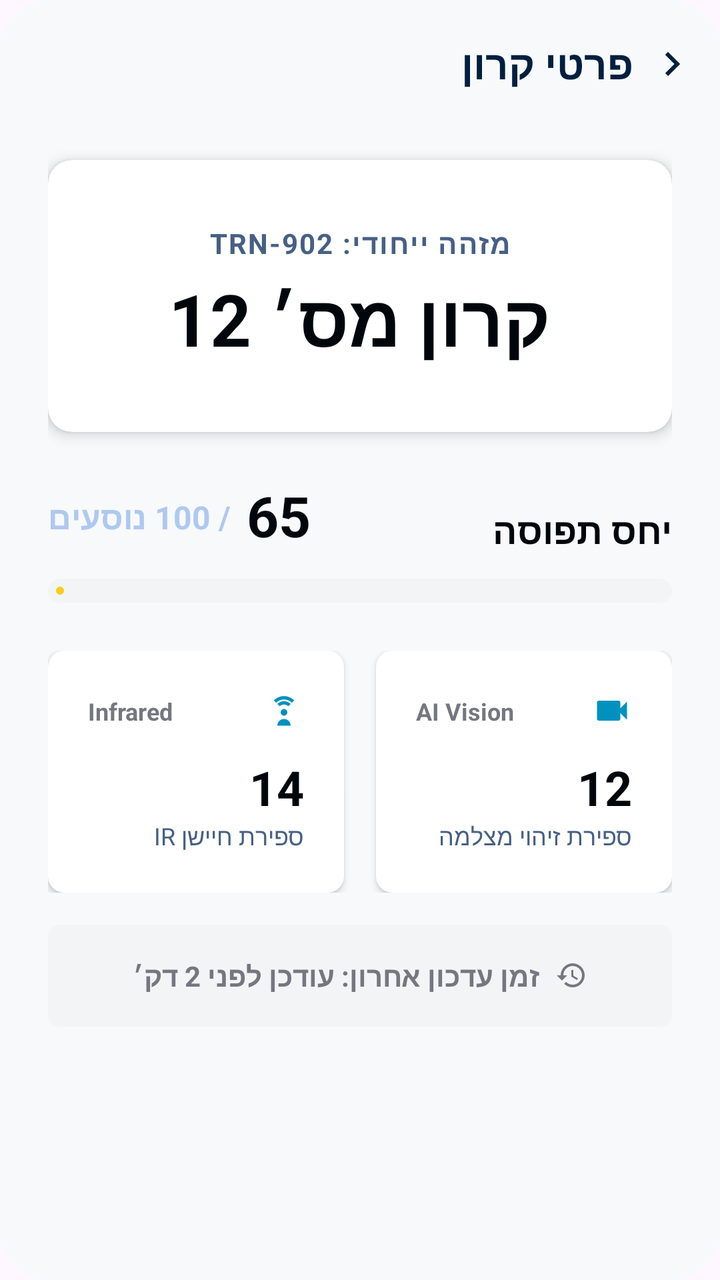
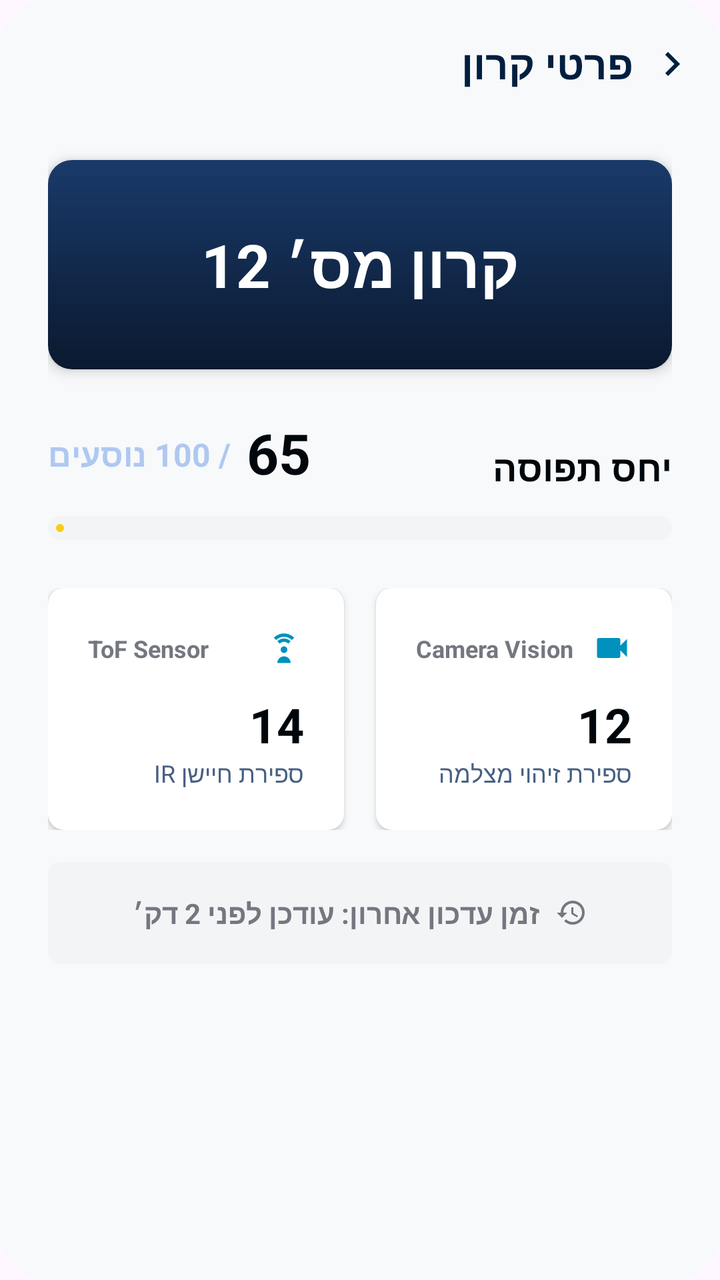

Compare the two renders of this Android layout. The source of the first and the diff that turns it into the second are given below.
<!-- AndroidManifest.xml: application theme Theme.Load_monitoring -->
<!-- res/layout/dialog_carriage_details.xml -->
<?xml version="1.0" encoding="utf-8"?>
<com.google.android.material.card.MaterialCardView xmlns:android="http://schemas.android.com/apk/res/android"
        xmlns:app="http://schemas.android.com/apk/res-auto"
        android:layout_width="match_parent"
        android:layout_height="wrap_content"
        android:layout_margin="16dp"
        android:layoutDirection="rtl"
        app:cardBackgroundColor="#F7F9FB"
        app:cardCornerRadius="24dp"
        app:cardElevation="0dp"
        app:strokeWidth="0dp">

    <LinearLayout
            android:layout_width="match_parent"
            android:layout_height="wrap_content"
            android:orientation="vertical"
            android:paddingBottom="24dp">

        <androidx.constraintlayout.widget.ConstraintLayout
                android:layout_width="match_parent"
                android:layout_height="64dp"
                android:paddingHorizontal="12dp">

            <ImageButton
                    android:id="@+id/btnBackDialog"
                    android:layout_width="wrap_content"
                    android:layout_height="48dp"
                    android:background="?attr/selectableItemBackgroundBorderless"
                    android:src="@drawable/ic_chevron_right"
                    app:layout_constraintBottom_toBottomOf="parent"
                    app:layout_constraintStart_toStartOf="parent"
                    app:layout_constraintTop_toTopOf="parent"
                    app:tint="#001F3F" />

            <TextView
                    android:layout_width="wrap_content"
                    android:layout_height="wrap_content"
                    android:layout_marginStart="8dp"
                    android:text="פרטי קרון"
                    android:textColor="#001F3F"
                    android:textSize="20sp"
                    android:textStyle="bold"
                    app:layout_constraintBottom_toBottomOf="parent"
                    app:layout_constraintStart_toEndOf="@id/btnBackDialog"
                    app:layout_constraintTop_toTopOf="parent" />


        </androidx.constraintlayout.widget.ConstraintLayout>

        <LinearLayout
                android:layout_width="match_parent"
                android:layout_height="wrap_content"
                android:orientation="vertical"
                android:paddingHorizontal="24dp">

            <com.google.android.material.card.MaterialCardView
                    android:layout_width="match_parent"
                    android:layout_height="wrap_content"
                    android:layout_marginTop="16dp"
                    app:cardBackgroundColor="#FFFFFF"
                    app:cardCornerRadius="12dp"
                    app:cardElevation="4dp"
                    app:strokeWidth="0dp">

                <androidx.constraintlayout.widget.ConstraintLayout
                        android:layout_width="match_parent"
                        android:layout_height="wrap_content"
                        android:padding="32dp">


                    <LinearLayout
                            android:layout_width="match_parent"
                            android:layout_height="wrap_content"
                            android:gravity="center"
                            android:orientation="vertical"
                            app:layout_constraintBottom_toBottomOf="parent"
                            app:layout_constraintTop_toTopOf="parent">

                        <TextView
                                android:id="@+id/tvDialogCarriageId"
                                android:layout_width="wrap_content"
                                android:layout_height="wrap_content"
                                android:layout_marginBottom="4dp"
                                android:letterSpacing="0.05"
                                android:text="מזהה ייחודי: TRN-902"
                                android:textColor="#476083"
                                android:textSize="14sp"
                                android:textStyle="bold" />

                        <TextView
                                android:id="@+id/tvDialogCarriageNumber"
                                android:layout_width="wrap_content"
                                android:layout_height="wrap_content"
                                android:text="קרון מס׳ 12"
                                android:textColor="#00070C"
                                android:textSize="36sp"
                                android:textStyle="bold" />
                    </LinearLayout>

                </androidx.constraintlayout.widget.ConstraintLayout>
            </com.google.android.material.card.MaterialCardView>

            <LinearLayout
                    android:layout_width="match_parent"
                    android:layout_height="wrap_content"
                    android:layout_marginTop="24dp"
                    android:orientation="vertical">

                <androidx.constraintlayout.widget.ConstraintLayout
                        android:layout_width="match_parent"
                        android:layout_height="wrap_content"
                        android:layout_marginBottom="12dp">

                    <TextView
                            android:layout_width="wrap_content"
                            android:layout_height="wrap_content"
                            android:text="יחס תפוסה"
                            android:textColor="#00070C"
                            android:textSize="18sp"
                            android:textStyle="bold"
                            app:layout_constraintBottom_toBottomOf="parent"
                            app:layout_constraintStart_toStartOf="parent" />

                    <LinearLayout
                            android:layout_width="wrap_content"
                            android:layout_height="wrap_content"
                            android:gravity="bottom"
                            android:orientation="horizontal"
                            app:layout_constraintBottom_toBottomOf="parent"
                            app:layout_constraintEnd_toEndOf="parent">

                        <TextView
                                android:id="@+id/tvDialogOccupancyCurrent"
                                android:layout_width="wrap_content"
                                android:layout_height="wrap_content"
                                android:text="65"
                                android:textColor="#00070C"
                                android:textSize="28sp"
                                android:textStyle="bold" />

                        <TextView
                                android:id="@+id/tvDialogOccupancyMax"
                                android:layout_width="wrap_content"
                                android:layout_height="wrap_content"
                                android:layout_marginStart="4dp"
                                android:layout_marginBottom="4dp"
                                android:text=" / 100 נוסעים"
                                android:textColor="#AFC8F0"
                                android:textSize="16sp"
                                android:textStyle="bold" />
                    </LinearLayout>
                </androidx.constraintlayout.widget.ConstraintLayout>

                <com.google.android.material.progressindicator.LinearProgressIndicator
                        android:id="@+id/progressOccupancy"
                        android:layout_width="match_parent"
                        android:layout_height="wrap_content"
                        android:progress="65"
                        app:indicatorColor="#FACC15"
                        app:trackColor="#F2F4F6"
                        app:trackCornerRadius="6dp"
                        app:trackThickness="12dp" />

            </LinearLayout>

            <LinearLayout
                    android:layout_width="match_parent"
                    android:layout_height="wrap_content"
                    android:layout_marginTop="24dp"
                    android:baselineAligned="false"
                    android:orientation="horizontal">

                <com.google.android.material.card.MaterialCardView
                        android:layout_width="0dp"
                        android:layout_height="wrap_content"
                        android:layout_marginEnd="8dp"
                        android:layout_weight="1"
                        app:cardBackgroundColor="#FFFFFF"
                        app:cardCornerRadius="8dp"
                        app:cardElevation="2dp"
                        app:strokeWidth="0dp">

                    <LinearLayout
                            android:layout_width="match_parent"
                            android:layout_height="wrap_content"
                            android:orientation="vertical"
                            android:padding="20dp">

                        <androidx.constraintlayout.widget.ConstraintLayout
                                android:layout_width="match_parent"
                                android:layout_height="wrap_content"
                                android:layout_marginBottom="12dp">

                            <ImageView
                                    android:layout_width="20dp"
                                    android:layout_height="20dp"
                                    android:src="@drawable/ic_videocam"
                                    app:layout_constraintStart_toStartOf="parent"
                                    app:layout_constraintTop_toTopOf="parent"
                                    app:tint="#0091BE" />

                            <TextView
                                    android:layout_width="wrap_content"
                                    android:layout_height="wrap_content"
                                    android:text="AI Vision"
                                    android:textColor="#74777F"
                                    android:textSize="12sp"
                                    android:textStyle="bold"
                                    app:layout_constraintBottom_toBottomOf="parent"
                                    app:layout_constraintEnd_toEndOf="parent"
                                    app:layout_constraintTop_toTopOf="parent" />
                        </androidx.constraintlayout.widget.ConstraintLayout>

                        <TextView
                                android:layout_width="wrap_content"
                                android:layout_height="wrap_content"
                                android:text="12"
                                android:textColor="#00070C"
                                android:textSize="24sp"
                                android:textStyle="bold" />

                        <TextView
                                android:layout_width="wrap_content"
                                android:layout_height="wrap_content"
                                android:text="ספירת זיהוי מצלמה"
                                android:textColor="#476083"
                                android:textSize="12sp" />
                    </LinearLayout>
                </com.google.android.material.card.MaterialCardView>

                <com.google.android.material.card.MaterialCardView
                        android:layout_width="0dp"
                        android:layout_height="wrap_content"
                        android:layout_marginStart="8dp"
                        android:layout_weight="1"
                        app:cardBackgroundColor="#FFFFFF"
                        app:cardCornerRadius="8dp"
                        app:cardElevation="2dp"
                        app:strokeWidth="0dp">

                    <LinearLayout
                            android:layout_width="match_parent"
                            android:layout_height="wrap_content"
                            android:orientation="vertical"
                            android:padding="20dp">

                        <androidx.constraintlayout.widget.ConstraintLayout
                                android:layout_width="match_parent"
                                android:layout_height="wrap_content"
                                android:layout_marginBottom="12dp">

                            <ImageView
                                    android:layout_width="20dp"
                                    android:layout_height="20dp"
                                    android:src="@drawable/ic_sensors"
                                    app:layout_constraintStart_toStartOf="parent"
                                    app:layout_constraintTop_toTopOf="parent"
                                    app:tint="#0091BE" />

                            <TextView
                                    android:layout_width="wrap_content"
                                    android:layout_height="wrap_content"
                                    android:text="Infrared"
                                    android:textColor="#74777F"
                                    android:textSize="12sp"
                                    android:textStyle="bold"
                                    app:layout_constraintBottom_toBottomOf="parent"
                                    app:layout_constraintEnd_toEndOf="parent"
                                    app:layout_constraintTop_toTopOf="parent" />
                        </androidx.constraintlayout.widget.ConstraintLayout>

                        <TextView
                                android:layout_width="wrap_content"
                                android:layout_height="wrap_content"
                                android:text="14"
                                android:textColor="#00070C"
                                android:textSize="24sp"
                                android:textStyle="bold" />

                        <TextView
                                android:layout_width="wrap_content"
                                android:layout_height="wrap_content"
                                android:text="ספירת חיישן IR"
                                android:textColor="#476083"
                                android:textSize="12sp" />
                    </LinearLayout>
                </com.google.android.material.card.MaterialCardView>
            </LinearLayout>

            <com.google.android.material.card.MaterialCardView
                    android:layout_width="match_parent"
                    android:layout_height="wrap_content"
                    android:layout_marginTop="16dp"
                    app:cardBackgroundColor="#F2F4F6"
                    app:cardCornerRadius="6dp"
                    app:cardElevation="0dp"
                    app:strokeWidth="0dp">

                <LinearLayout
                        android:layout_width="match_parent"
                        android:layout_height="wrap_content"
                        android:gravity="center"
                        android:orientation="horizontal"
                        android:padding="16dp">

                    <ImageView
                            android:layout_width="16dp"
                            android:layout_height="16dp"
                            android:layout_marginEnd="8dp"
                            android:src="@drawable/ic_history"
                            app:tint="#74777F" />

                    <TextView
                            android:id="@+id/tvDialogLastUpdate"
                            android:layout_width="wrap_content"
                            android:layout_height="wrap_content"
                            android:text="זמן עדכון אחרון: עודכן לפני 2 דק׳"
                            android:textColor="#74777F"
                            android:textSize="14sp"
                            android:textStyle="bold" />
                </LinearLayout>
            </com.google.android.material.card.MaterialCardView>

        </LinearLayout>
    </LinearLayout>
</com.google.android.material.card.MaterialCardView>
<!-- resources referenced by this layout -->
<resources>
  <!-- drawable ic_chevron_right (drawable) -->
  <vector xmlns:android="http://schemas.android.com/apk/res/android"
      android:width="24dp"
      android:height="24dp"
      android:viewportWidth="24"
      android:viewportHeight="24">
      <path
          android:fillColor="#FF000000"
          android:pathData="M10,6L8.59,7.41L13.17,12L8.59,16.59L10,18L16,12L10,6Z" />
  </vector>
  <!-- drawable ic_history (drawable) -->
  <vector xmlns:android="http://schemas.android.com/apk/res/android"
          android:width="24dp"
          android:height="24dp"
          android:viewportWidth="24"
          android:viewportHeight="24"
          android:tint="@android:color/white">
      <path
              android:fillColor="@android:color/white"
              android:pathData="M13,3c-4.97,0 -9,4.03 -9,9H1l3.89,3.89 0.07,0.14L9,12H6c0,-3.87 3.13,-7 7,-7s7,3.13 7,7 -3.13,7 -7,7c-1.93,0 -3.68,-0.79 -4.94,-2.06l-1.42,1.42C8.27,19.99 10.51,21 13,21c4.97,0 9,-4.03 9,-9s-4.03,-9 -9,-9zm-1,5v5l4.28,2.54 0.72,-1.21 -3.5,-2.08V8H12z"/>
  </vector>
  <!-- drawable ic_sensors (drawable) -->
  <vector xmlns:android="http://schemas.android.com/apk/res/android"
          android:width="24dp"
          android:height="24dp"
          android:viewportWidth="24"
          android:viewportHeight="24"
          android:tint="@android:color/white">
      <path
              android:fillColor="@android:color/white"
              android:pathData="M16.73,7.27c-1.33,-1.33 -3,-1.99 -4.73,-1.99s-3.4,0.66 -4.73,1.99L5.86,5.86c1.68,-1.68 3.91,-2.61 6.14,-2.61s4.46,0.93 6.14,2.61L16.73,7.27zM14.61,9.39c-0.73,-0.73 -1.67,-1.09 -2.61,-1.09s-1.88,0.36 -2.61,1.09L7.98,7.98c1.08,-1.08 2.55,-1.68 4.02,-1.68s2.94,0.6 4.02,1.68L14.61,9.39zM12,11c-1.1,0 -2,0.9 -2,2s0.9,2,2,2 2,-0.9 2,-2 -0.9,-2 -2,-2zM12,17c-2.21,0 -4,1.79 -4,4h8c0,-2.21 -1.79,-4 -4,-4z"/>
  </vector>
  <!-- drawable ic_videocam (drawable) -->
  <vector xmlns:android="http://schemas.android.com/apk/res/android"
          android:width="24dp"
          android:height="24dp"
          android:viewportWidth="24"
          android:viewportHeight="24"
          android:tint="@android:color/white">
      <path
              android:fillColor="@android:color/white"
              android:pathData="M17,10.5V7c0,-0.55 -0.45,-1 -1,-1H4c-0.55,0 -1,0.45 -1,1v10c0,0.55 0.45,1 1,1h12c0.55,0 1,-0.45 1,-1v-3.5l4,4v-11l-4,4z"/>
  </vector>
  <style name="Theme.Load_monitoring" parent="Base.Theme.Load_monitoring" />
  <style name="Base.Theme.Load_monitoring" parent="Theme.Material3.DayNight.NoActionBar">
          
          
      </style>
</resources>

<!-- the commit's change to res/layout/dialog_carriage_details.xml (unified diff, before → after) -->
@@ -65,7 +65,8 @@
                 <androidx.constraintlayout.widget.ConstraintLayout
                         android:layout_width="match_parent"
                         android:layout_height="wrap_content"
-                        android:padding="32dp">
+                        android:padding="32dp"
+                        android:background="@drawable/gradient_bg">
 
 
                     <LinearLayout
@@ -76,24 +77,14 @@
                             app:layout_constraintBottom_toBottomOf="parent"
                             app:layout_constraintTop_toTopOf="parent">
 
-                        <TextView
-                                android:id="@+id/tvDialogCarriageId"
-                                android:layout_width="wrap_content"
-                                android:layout_height="wrap_content"
-                                android:layout_marginBottom="4dp"
-                                android:letterSpacing="0.05"
-                                android:text="מזהה ייחודי: TRN-902"
-                                android:textColor="#476083"
-                                android:textSize="14sp"
-                                android:textStyle="bold" />
 
                         <TextView
                                 android:id="@+id/tvDialogCarriageNumber"
                                 android:layout_width="wrap_content"
                                 android:layout_height="wrap_content"
                                 android:text="קרון מס׳ 12"
-                                android:textColor="#00070C"
-                                android:textSize="36sp"
+                                android:textColor="@color/white"
+                                android:textSize="30sp"
                                 android:textStyle="bold" />
                     </LinearLayout>
 
@@ -202,7 +193,7 @@
                             <TextView
                                     android:layout_width="wrap_content"
                                     android:layout_height="wrap_content"
-                                    android:text="AI Vision"
+                                    android:text="Camera Vision"
                                     android:textColor="#74777F"
                                     android:textSize="12sp"
                                     android:textStyle="bold"
@@ -212,6 +203,7 @@
                         </androidx.constraintlayout.widget.ConstraintLayout>
 
                         <TextView
+                                android:id="@+id/tvCameraCount"
                                 android:layout_width="wrap_content"
                                 android:layout_height="wrap_content"
                                 android:text="12"
@@ -260,7 +252,7 @@
                             <TextView
                                     android:layout_width="wrap_content"
                                     android:layout_height="wrap_content"
-                                    android:text="Infrared"
+                                    android:text="ToF Sensor"
                                     android:textColor="#74777F"
                                     android:textSize="12sp"
                                     android:textStyle="bold"
@@ -270,6 +262,7 @@
                         </androidx.constraintlayout.widget.ConstraintLayout>
 
                         <TextView
+                                android:id="@+id/tvIRCount"
                                 android:layout_width="wrap_content"
                                 android:layout_height="wrap_content"
                                 android:text="14"
<!-- resource entries referenced after the edit -->
@@ -1,5 +1,20 @@
 <!-- resources referenced by this layout -->
 <resources>
+  <color name="white">#FFFFFFFF</color>
+  <!-- drawable gradient_bg (drawable) -->
+  <?xml version="1.0" encoding="utf-8"?>
+  <shape xmlns:android="http://schemas.android.com/apk/res/android"
+      android:shape="rectangle">
+  
+      
+      <gradient
+          android:angle="270"
+          android:startColor="#1A3A6A"
+          android:endColor="#0A192F"
+          android:type="linear" />
+  
+  
+  </shape>
   <!-- drawable ic_chevron_right (drawable) -->
   <vector xmlns:android="http://schemas.android.com/apk/res/android"
       android:width="24dp"
